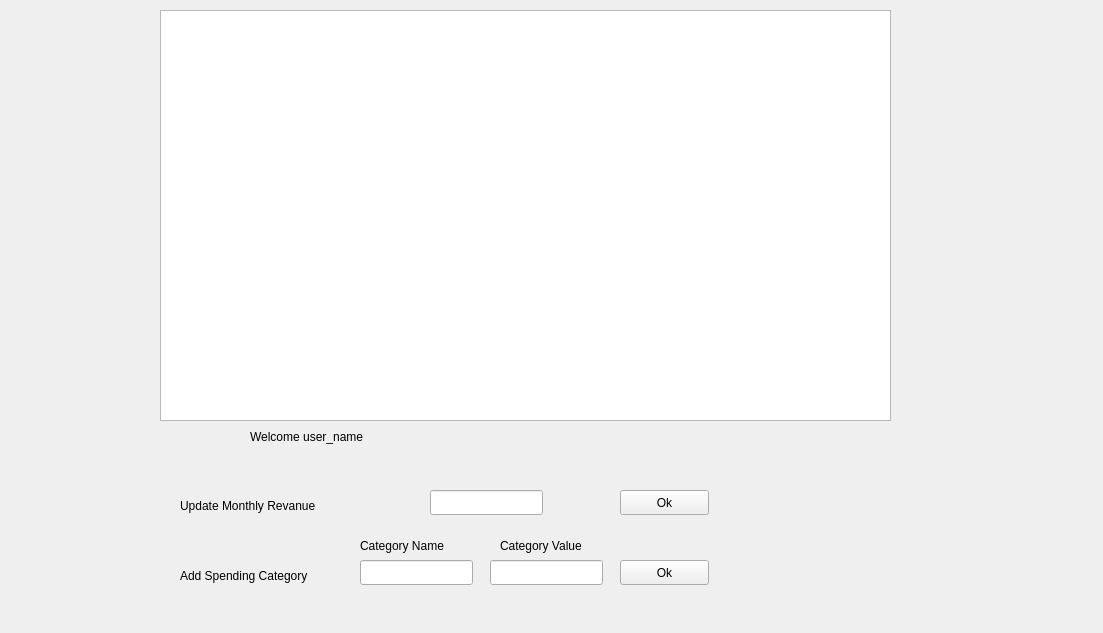
The window that UIModule/stackedwindows.ui (halilbeytorun/PersonalFinanceManager) describes before a commit, drawn with Qt 5.
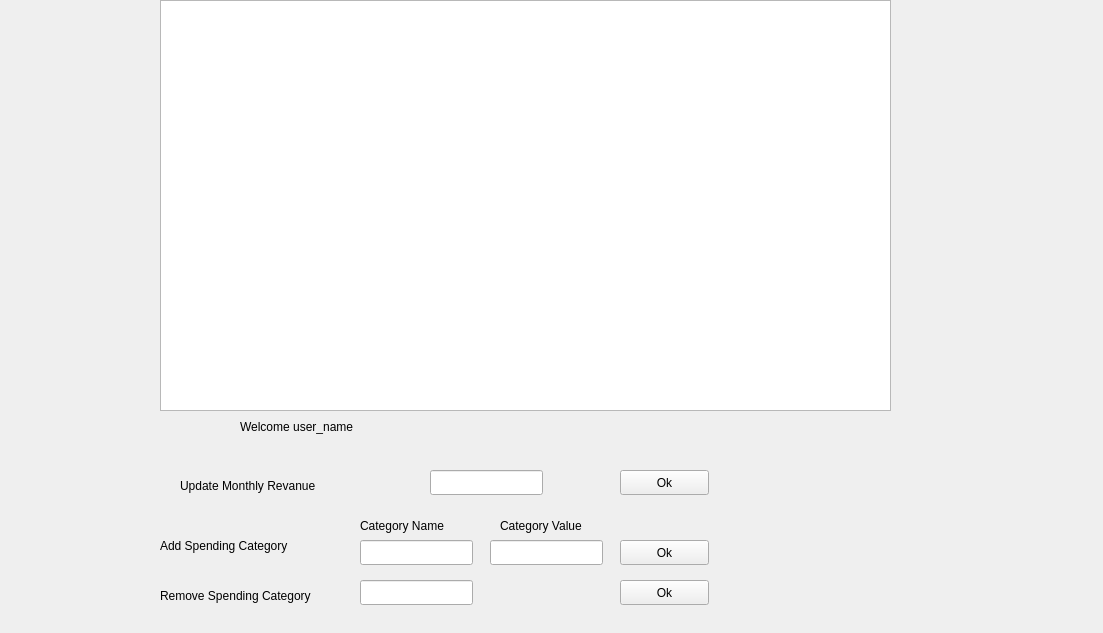
The same window after the commit. Custom widgets are drawn as their Qt base class.

Commit message: add remove category option. Fix bugs

```diff
--- a/UIModule/stackedwindows.ui
+++ b/UIModule/stackedwindows.ui
@@ -245,7 +245,7 @@
      <property name="geometry">
       <rect>
        <x>160</x>
-       <y>10</y>
+       <y>0</y>
        <width>731</width>
        <height>411</height>
       </rect>
@@ -254,8 +254,8 @@
     <widget class="QLabel" name="labelMPGreeting">
      <property name="geometry">
       <rect>
-       <x>250</x>
-       <y>430</y>
+       <x>240</x>
+       <y>420</y>
        <width>431</width>
        <height>41</height>
       </rect>
@@ -274,7 +274,7 @@
      <property name="geometry">
       <rect>
        <x>180</x>
-       <y>490</y>
+       <y>470</y>
        <width>191</width>
        <height>31</height>
       </rect>
@@ -287,7 +287,7 @@
      <property name="geometry">
       <rect>
        <x>620</x>
-       <y>490</y>
+       <y>470</y>
        <width>89</width>
        <height>25</height>
       </rect>
@@ -299,8 +299,8 @@
     <widget class="QLabel" name="labelMPSpendingCategory">
      <property name="geometry">
       <rect>
-       <x>180</x>
-       <y>560</y>
+       <x>160</x>
+       <y>530</y>
        <width>191</width>
        <height>31</height>
       </rect>
@@ -313,7 +313,7 @@
      <property name="geometry">
       <rect>
        <x>430</x>
-       <y>490</y>
+       <y>470</y>
        <width>113</width>
        <height>25</height>
       </rect>
@@ -323,7 +323,7 @@
      <property name="geometry">
       <rect>
        <x>360</x>
-       <y>560</y>
+       <y>540</y>
        <width>113</width>
        <height>25</height>
       </rect>
@@ -333,7 +333,7 @@
      <property name="geometry">
       <rect>
        <x>620</x>
-       <y>560</y>
+       <y>540</y>
        <width>89</width>
        <height>25</height>
       </rect>
@@ -346,7 +346,7 @@
      <property name="geometry">
       <rect>
        <x>750</x>
-       <y>490</y>
+       <y>470</y>
        <width>241</width>
        <height>31</height>
       </rect>
@@ -359,7 +359,7 @@
      <property name="geometry">
       <rect>
        <x>740</x>
-       <y>560</y>
+       <y>540</y>
        <width>281</width>
        <height>31</height>
       </rect>
@@ -372,7 +372,7 @@
      <property name="geometry">
       <rect>
        <x>490</x>
-       <y>560</y>
+       <y>540</y>
        <width>113</width>
        <height>25</height>
       </rect>
@@ -382,7 +382,7 @@
      <property name="geometry">
       <rect>
        <x>360</x>
-       <y>530</y>
+       <y>510</y>
        <width>111</width>
        <height>31</height>
       </rect>
@@ -395,7 +395,7 @@
      <property name="geometry">
       <rect>
        <x>500</x>
-       <y>530</y>
+       <y>510</y>
        <width>111</width>
        <height>31</height>
       </rect>
@@ -404,6 +404,55 @@
       <string>Category Value</string>
      </property>
     </widget>
+    <widget class="QLabel" name="labelMPRemoveSpendingCategory">
+     <property name="geometry">
+      <rect>
+       <x>160</x>
+       <y>580</y>
+       <width>191</width>
+       <height>31</height>
+      </rect>
+     </property>
+     <property name="text">
+      <string>Remove Spending Category</string>
+     </property>
+    </widget>
+    <widget class="QLineEdit" name="lineEditMPRemoveSpendingCategoryName">
+     <property name="geometry">
+      <rect>
+       <x>360</x>
+       <y>580</y>
+       <width>113</width>
+       <height>25</height>
+      </rect>
+     </property>
+    </widget>
+    <widget class="QPushButton" name="pushButtonMPRemoveSpendingCategoryOk">
+     <property name="geometry">
+      <rect>
+       <x>620</x>
+       <y>580</y>
+       <width>89</width>
+       <height>25</height>
+      </rect>
+     </property>
+     <property name="text">
+      <string>Ok</string>
+     </property>
+    </widget>
+    <widget class="QLabel" name="labelMPRemoveSpendingCategoryWarning">
+     <property name="geometry">
+      <rect>
+       <x>740</x>
+       <y>580</y>
+       <width>281</width>
+       <height>31</height>
+      </rect>
+     </property>
+     <property name="text">
+      <string/>
+     </property>
+    </widget>
    </widget>
   </widget>
  </widget>
```
Left out of the diff: 7 changed lines with no effect on the pictures. The commit also changes 5 other files.
